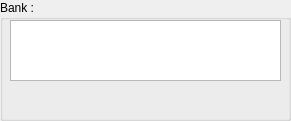
LasDesu/fb01editor, file interface/qbank.ui: the form before one commit.
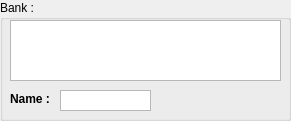
The form after the commit.

What changed in the file:
```diff
--- a/interface/qbank.ui
+++ b/interface/qbank.ui
@@ -62,6 +62,44 @@
      <number>150</number>
     </attribute>
    </widget>
+   <widget class="QPlainTextEdit" name="txtEdit_bankname">
+    <property name="geometry">
+     <rect>
+      <x>60</x>
+      <y>90</y>
+      <width>91</width>
+      <height>21</height>
+     </rect>
+    </property>
+    <property name="verticalScrollBarPolicy">
+     <enum>Qt::ScrollBarAlwaysOff</enum>
+    </property>
+    <property name="horizontalScrollBarPolicy">
+     <enum>Qt::ScrollBarAlwaysOff</enum>
+    </property>
+    <property name="maximumBlockCount">
+     <number>8</number>
+    </property>
+   </widget>
+   <widget class="QLabel" name="lbl_voicename">
+    <property name="geometry">
+     <rect>
+      <x>10</x>
+      <y>92</y>
+      <width>46</width>
+      <height>13</height>
+     </rect>
+    </property>
+    <property name="font">
+     <font>
+      <weight>75</weight>
+      <bold>true</bold>
+     </font>
+    </property>
+    <property name="text">
+     <string>Name :</string>
+    </property>
+   </widget>
   </widget>
  </widget>
  <resources/>
```
